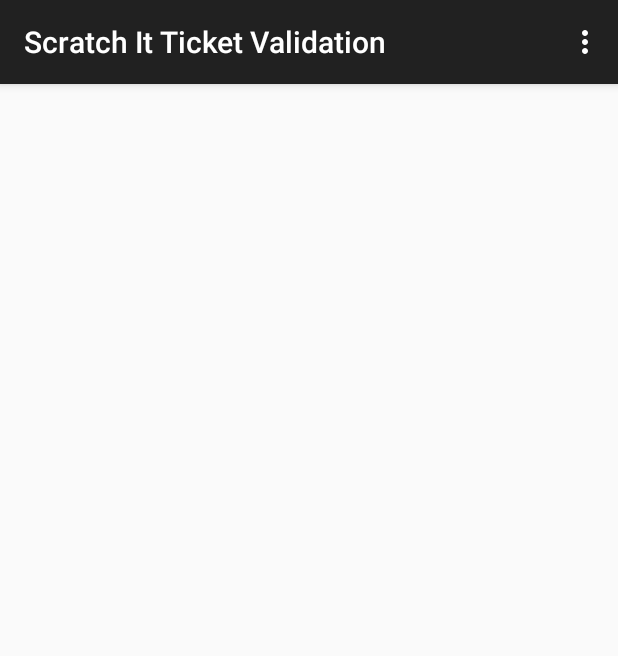
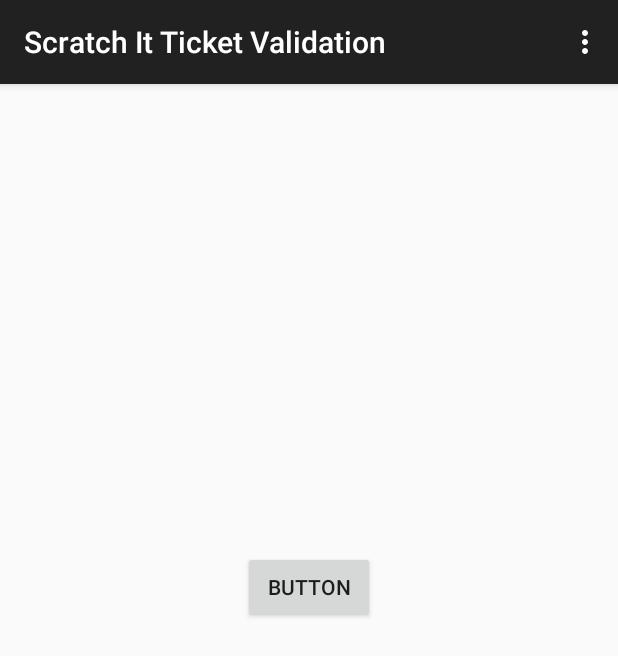
Before and after one commit to jofogo/ScratchItTicketValidation2, an Android app: the screen it shows after launch (MainActivity), on a phone screen of 412 x 824 dp. Shown: the top 656 px of the screen. Run offline under Robolectric (Android 15) with nearby library versions, the phone set to English and light mode, and no system bars.

```diff
--- a/app/src/main/AndroidManifest.xml
+++ b/app/src/main/AndroidManifest.xml
@@ -25,6 +25,7 @@
                 <category android:name="android.intent.category.LAUNCHER" />
             </intent-filter>
         </activity>
+        <activity android:name=".ValidationActivity"></activity>
     </application>
 
 </manifest>
--- a/app/src/main/java/com/combiz/sitv/scratchitticketvalidation2/MainActivity.java
+++ b/app/src/main/java/com/combiz/sitv/scratchitticketvalidation2/MainActivity.java
@@ -3,9 +3,11 @@ package com.combiz.sitv.scratchitticketvalidation2;
 import android.Manifest;
 import android.annotation.SuppressLint;
 import android.content.Context;
+import android.content.Intent;
 import android.content.pm.PackageManager;
 import android.support.annotation.NonNull;
 import android.support.v4.app.ActivityCompat;
+import android.support.v4.content.ContextCompat;
 import android.support.v7.app.AlertDialog;
 import android.support.v7.app.AppCompatActivity;
 import android.os.Bundle;
@@ -17,8 +19,12 @@ import android.view.Menu;
 import android.view.MenuInflater;
 import android.view.MenuItem;
 import android.view.View;
+import android.widget.Button;
 import android.widget.TextView;
 import android.widget.Toast;
+
+import java.util.ArrayList;
+import java.util.List;
 
 public class MainActivity extends AppCompatActivity {
     private final static int MY_PERMISSIONS_REQUEST_NECESSARY = 1;
@@ -27,7 +33,12 @@ public class MainActivity extends AppCompatActivity {
     protected void onCreate(Bundle savedInstanceState) {
         super.onCreate(savedInstanceState);
         setContentView(R.layout.activity_main);
+        checkAndRequestPermissions();
+    }
 
+    public void loadValidationActivity (View view) {
+        Intent activityValidation = new Intent(this, ValidationActivity.class);
+        startActivity(activityValidation);
     }
 
     //Menu launcher
@@ -71,6 +82,45 @@ public class MainActivity extends AppCompatActivity {
     }
 
 
+    private boolean checkAndRequestPermissions() {
+        int permissionCAMERA = ContextCompat.checkSelfPermission(this,
+                Manifest.permission.CAMERA);
+        int permissionPHONESTATE = ContextCompat.checkSelfPermission(this,
+                Manifest.permission.READ_PHONE_STATE);
 
+        List<String> listPermissionsNeeded = new ArrayList<>();
+        if (permissionPHONESTATE != PackageManager.PERMISSION_GRANTED) {
+            listPermissionsNeeded.add(Manifest.permission.READ_PHONE_STATE);
+        }
+        if (permissionCAMERA != PackageManager.PERMISSION_GRANTED) {
+            listPermissionsNeeded.add(Manifest.permission.CAMERA);
+        }
+        if (!listPermissionsNeeded.isEmpty()) {
+            ActivityCompat.requestPermissions(this,
+                    listPermissionsNeeded.toArray(new String[listPermissionsNeeded.size()]), MY_PERMISSIONS_REQUEST_NECESSARY);
+            return false;
+        }
 
+        return true;
+    }
+
+    @Override
+    public void onRequestPermissionsResult(int requestCode, String permissions[], int[] grantResults) {
+        switch (requestCode) {
+            case MY_PERMISSIONS_REQUEST_NECESSARY:
+                if (grantResults.length > 0 && grantResults[0] == PackageManager.PERMISSION_GRANTED) {
+
+                    //Permission Granted Successfully. Write working code here.
+                } else {
+
+                    quitApp();
+                }
+                break;
+        }
+    }
+
+    private void quitApp() {
+
+        finishAffinity();
+    }
 }
--- a/app/src/main/res/layout/activity_main.xml
+++ b/app/src/main/res/layout/activity_main.xml
@@ -12,4 +12,19 @@
         android:layout_height="?attr/actionBarSize"
         style=""
         android:elevation="4dp" />
+
+    <Button
+        android:id="@+id/btnTest"
+        android:layout_width="wrap_content"
+        android:layout_height="wrap_content"
+        android:layout_marginBottom="245dp"
+        android:layout_marginEnd="116dp"
+        android:layout_marginStart="116dp"
+        android:layout_marginTop="92dp"
+        android:onClick="loadValidationActivity"
+        android:text="Button"
+        app:layout_constraintBottom_toBottomOf="parent"
+        app:layout_constraintEnd_toEndOf="parent"
+        app:layout_constraintStart_toStartOf="parent"
+        app:layout_constraintTop_toBottomOf="@+id/menuBar" />
 </android.support.constraint.ConstraintLayout>
```
Also changed, not shown: app/src/main/java/com/combiz/sitv/scratchitticketvalidation2/ValidationActivity.java (added, +67 -0 lines), app/src/main/res/layout/activity_validation.xml (added, +9 -0 lines), app/src/main/res/menu/menu_loggedin.xml (+9 -13 lines).
